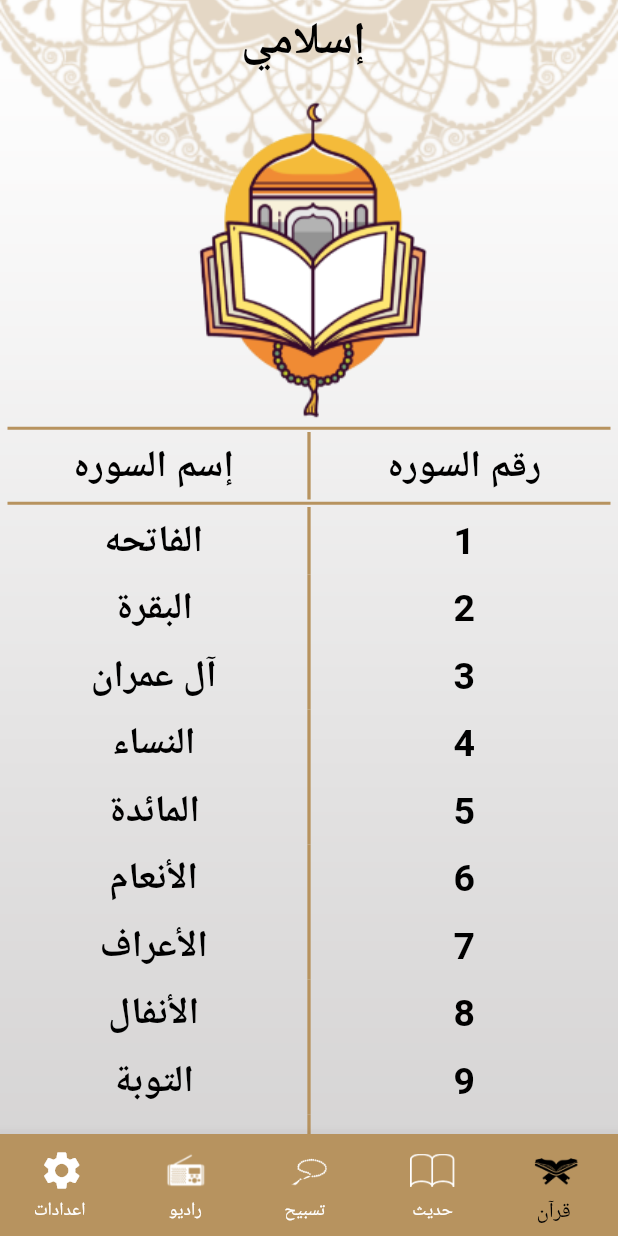
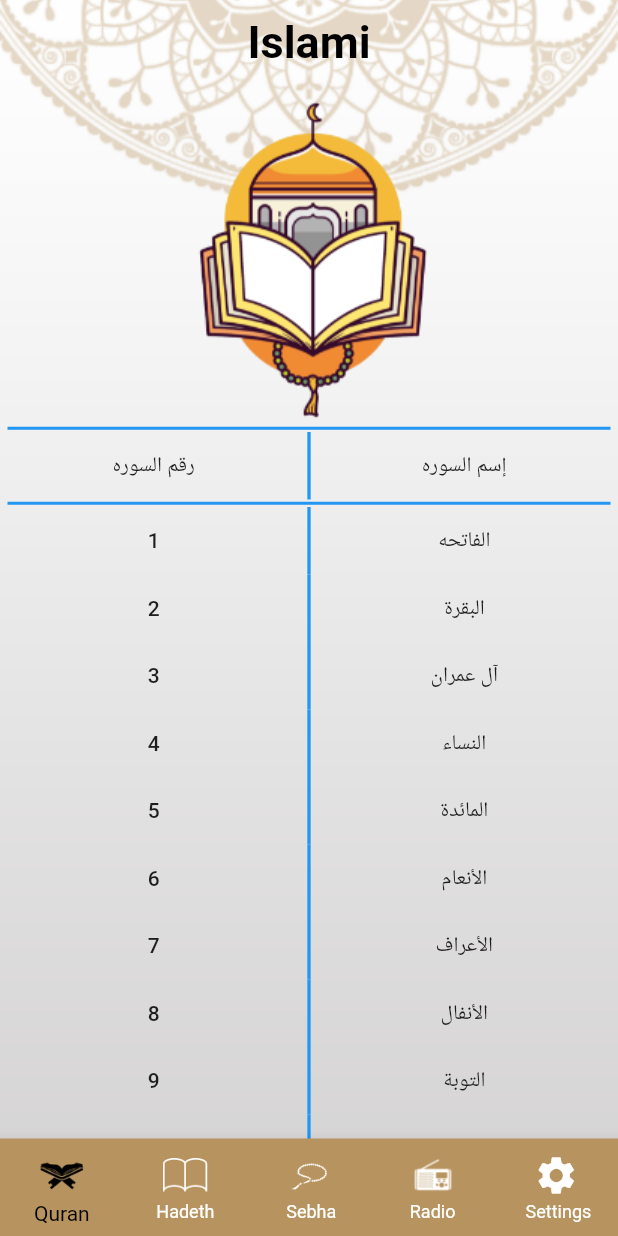
Before and after one commit to Kholoudd/islamiapp, a Flutter app: the screen it shows after launch, on a phone screen of 412 x 824 dp. Run offline on Flutter 3.47's test engine with Material 2 defaults, Android fonts, the phone set to English and light mode, and no system bars; our stand-ins replace google_fonts; generated files the repository leaves out were written again.

Commit message:
app theme

```diff
--- a/lib/HomePage.dart
+++ b/lib/HomePage.dart
@@ -27,7 +27,6 @@ class _HomeLayoutState extends State<HomeLayout> {
   ];
 
   Widget build(BuildContext context) {
-    final mediaquary = MediaQuery.of(context).size;
     return Container(
       decoration: const BoxDecoration(
           image: DecorationImage(
--- a/lib/main.dart
+++ b/lib/main.dart
@@ -17,7 +17,7 @@ class MyApp extends StatelessWidget {
     return MaterialApp(
       localizationsDelegates: AppLocalizations.localizationsDelegates,
       supportedLocales: AppLocalizations.supportedLocales,
-      locale: Locale("ar"),
+      locale: Locale("en"),
       debugShowCheckedModeBanner: false,
       initialRoute: SplashPage.routeName,
       routes: {
--- a/lib/moduls/quran/quranPage.dart
+++ b/lib/moduls/quran/quranPage.dart
@@ -122,49 +122,43 @@ class QuranPage extends StatelessWidget {
   ];
 
   Widget build(BuildContext context) {
+    var theme = Theme.of(context);
     return Column(
       children: [
         Image.asset("assets/images/qur2an_screen_logo.png"),
-        const Divider(
+        Divider(
           thickness: 2,
-          color: Color(0XFFB7935F),
+          color: theme.primaryColor,
           height: 5,
           indent: 5,
           endIndent: 5,
         ),
         Row(
           children: [
-            const Expanded(
+            Expanded(
               child: Text(
                 "رقم السوره",
-                style: TextStyle(
-                    fontWeight: FontWeight.bold,
-                    fontSize: 25,
-                    color: Colors.black),
+                style: theme.textTheme.bodyMedium,
                 textAlign: TextAlign.center,
               ),
             ),
             Container(
               height: 45,
               width: 2.2,
-              color: const Color(0XFFB7935F),
+              color: theme.primaryColor,
             ),
-            const Expanded(
+            Expanded(
               child: Text(
                 "إسم السوره",
-                style: TextStyle(
-                  fontWeight: FontWeight.bold,
-                  fontSize: 25,
-                  color: Colors.black,
-                ),
+                style: theme.textTheme.bodyMedium,
                 textAlign: TextAlign.center,
               ),
             ),
           ],
         ),
-        const Divider(
+        Divider(
           thickness: 2,
-          color: Color(0XFFB7935F),
+          color: theme.primaryColor,
           height: 5,
           indent: 5,
           endIndent: 5,
--- a/lib/moduls/quran/widegt/items.dart
+++ b/lib/moduls/quran/widegt/items.dart
@@ -9,13 +9,13 @@ class ItemWidgets extends StatelessWidget {
       {super.key, required this.suraName, required this.suraNumber});
 
   Widget build(BuildContext context) {
+    var theme = Theme.of(context);
     return Row(
       children: [
         Expanded(
           child: Text(
             suraNumber,
-            style: TextStyle(
-                fontWeight: FontWeight.bold, fontSize: 25, color: Colors.black),
+            style: theme.textTheme.bodyLarge,
             textAlign: TextAlign.center,
             //textAlign: TextAlign.center,
           ),
@@ -23,16 +23,12 @@ class ItemWidgets extends StatelessWidget {
         Container(
           height: 45,
           width: 2.2,
-          color: const Color(0XFFB7935F),
+          color: theme.primaryColor,
         ),
         Expanded(
           child: Text(
             suraName,
-            style: TextStyle(
-              fontWeight: FontWeight.bold,
-              fontSize: 25,
-              color: Colors.black,
-            ),
+            style: theme.textTheme.bodyLarge,
             textAlign: TextAlign.center,
             //textAlign: TextAlign.center,
           ),
--- a/pubspec.yaml
+++ b/pubspec.yaml
@@ -33,6 +33,8 @@ dependencies:
   flutter_localizations:
     sdk: flutter
   intl: any
+  provider: ^6.0.5
+  google_fonts: ^6.1.0
 
 
   # The following adds the Cupertino Icons font to your application.
```
Also changed, not shown: lib/core/applicationTheme.dart (added, +133 -0 lines), lib/moduls/hadeth/hadethPage.dart (+14 -17 lines), lib/moduls/quran/quranDetails.dart (+6 -7 lines), pubspec.lock, 4 other files.
